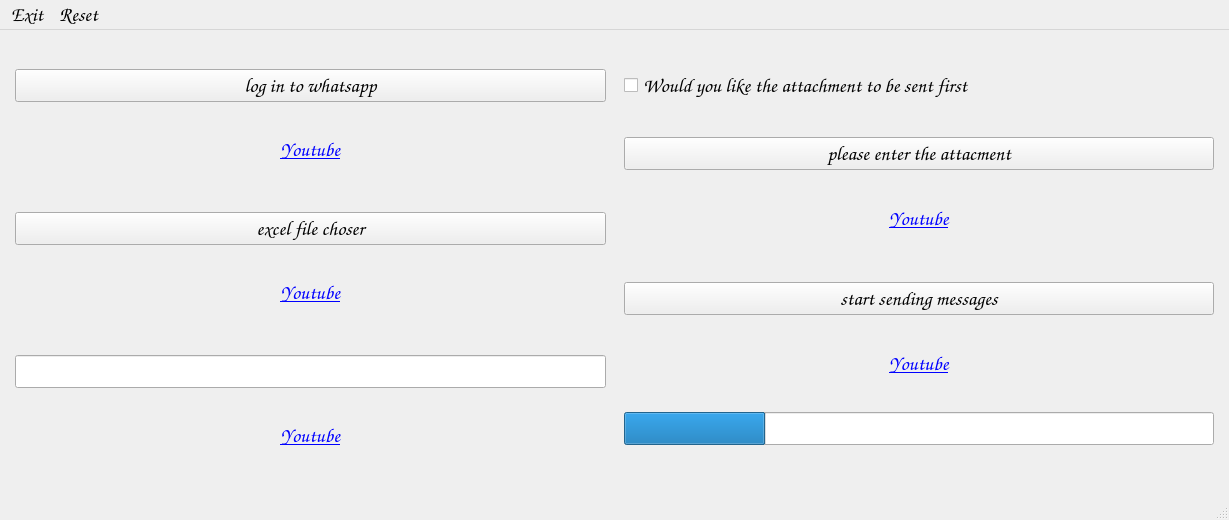
First picture: the form in Message-Blaster GUI/main.ui, repository Tarun-Uppal/Message-Blaster, before the edit.
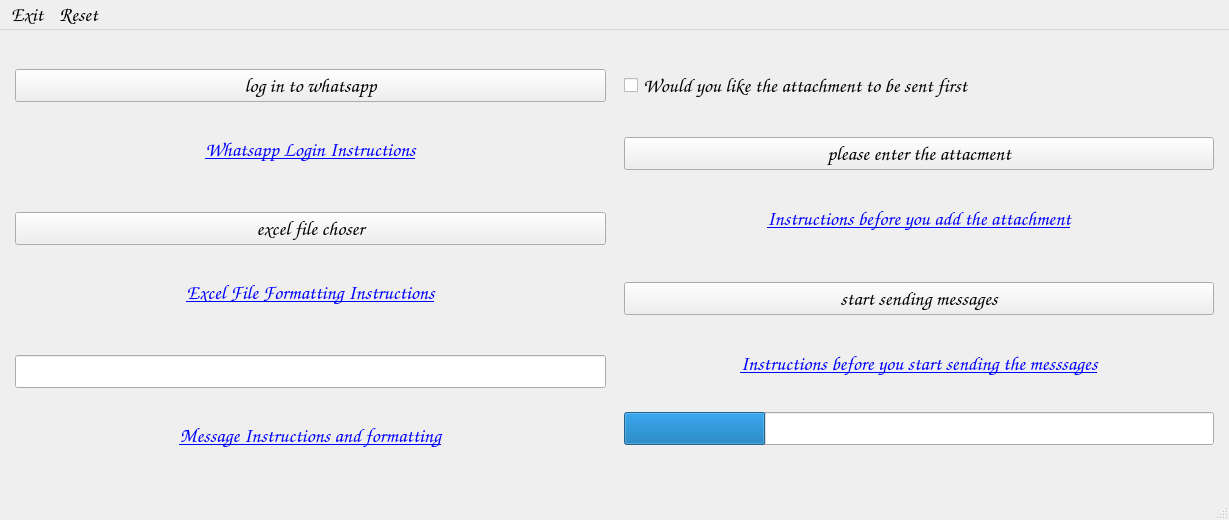
Second picture: the form after the edit.

```diff
--- a/Message-Blaster GUI/main.ui
+++ b/Message-Blaster GUI/main.ui
@@ -128,7 +128,7 @@
          <string notr="true">background-color:&quot;#85c78f&quot;</string>
         </property>
         <property name="text">
-         <string>&lt;html&gt;&lt;head/&gt;&lt;body&gt;&lt;p&gt;&lt;a href=&quot;https://www.youtube.com/&quot;&gt;&lt;span style=&quot; text-decoration: underline; color:#0000ff;&quot;&gt;Youtube&lt;/span&gt;&lt;/a&gt;&lt;/p&gt;&lt;/body&gt;&lt;/html&gt;</string>
+         <string>&lt;html&gt;&lt;head/&gt;&lt;body&gt;&lt;p&gt;&lt;a href=&quot;https://www.pcenthusiast.tech/post/how-to-use-our-whatsapp-message-blaster#viewer-3epfk&quot;&gt;&lt;span style=&quot; text-decoration: underline; color:#0000ff;&quot;&gt;Whatsapp Login Instructions&lt;/span&gt;&lt;/a&gt;&lt;/p&gt;&lt;/body&gt;&lt;/html&gt;</string>
         </property>
         <property name="scaledContents">
          <bool>false</bool>
@@ -237,7 +237,7 @@
          <string notr="true">background-color:&quot;#85c78f&quot;</string>
         </property>
         <property name="text">
-         <string>&lt;html&gt;&lt;head/&gt;&lt;body&gt;&lt;p&gt;&lt;a href=&quot;https://www.youtube.com/&quot;&gt;&lt;span style=&quot; text-decoration: underline; color:#0000ff;&quot;&gt;Youtube&lt;/span&gt;&lt;/a&gt;&lt;/p&gt;&lt;/body&gt;&lt;/html&gt;</string>
+         <string>&lt;html&gt;&lt;head/&gt;&lt;body&gt;&lt;p&gt;&lt;a href=&quot;https://www.pcenthusiast.tech/post/how-to-use-our-whatsapp-message-blaster#viewer-fco0p&quot;&gt;&lt;span style=&quot; text-decoration: underline; color:#0000ff;&quot;&gt;Excel File Formatting Instructions&lt;/span&gt;&lt;/a&gt;&lt;/p&gt;&lt;/body&gt;&lt;/html&gt;</string>
         </property>
         <property name="scaledContents">
          <bool>false</bool>
@@ -328,7 +328,7 @@
          <string notr="true">background-color:&quot;#85c78f&quot;</string>
         </property>
         <property name="text">
-         <string>&lt;html&gt;&lt;head/&gt;&lt;body&gt;&lt;p&gt;&lt;a href=&quot;https://www.youtube.com/&quot;&gt;&lt;span style=&quot; text-decoration: underline; color:#0000ff;&quot;&gt;Youtube&lt;/span&gt;&lt;/a&gt;&lt;/p&gt;&lt;/body&gt;&lt;/html&gt;</string>
+         <string>&lt;html&gt;&lt;head/&gt;&lt;body&gt;&lt;p&gt;&lt;a href=&quot;https://www.pcenthusiast.tech/post/how-to-use-our-whatsapp-message-blaster#viewer-8t5tp&quot;&gt;&lt;span style=&quot; text-decoration: underline; color:#0000ff;&quot;&gt;Message Instructions and formatting&lt;/span&gt;&lt;/a&gt;&lt;/p&gt;&lt;/body&gt;&lt;/html&gt;</string>
         </property>
         <property name="scaledContents">
          <bool>false</bool>
@@ -469,7 +469,7 @@
          <string notr="true">background-color:&quot;#85c78f&quot;</string>
         </property>
         <property name="text">
-         <string>&lt;html&gt;&lt;head/&gt;&lt;body&gt;&lt;p&gt;&lt;a href=&quot;https://www.youtube.com/&quot;&gt;&lt;span style=&quot; text-decoration: underline; color:#0000ff;&quot;&gt;Youtube&lt;/span&gt;&lt;/a&gt;&lt;/p&gt;&lt;/body&gt;&lt;/html&gt;</string>
+         <string>&lt;html&gt;&lt;head/&gt;&lt;body&gt;&lt;p&gt;&lt;a href=&quot;https://www.pcenthusiast.tech/post/how-to-use-our-whatsapp-message-blaster#viewer-6fk2k&quot;&gt;&lt;span style=&quot; text-decoration: underline; color:#0000ff;&quot;&gt;Instructions before you add the attachment&lt;/span&gt;&lt;/a&gt;&lt;/p&gt;&lt;/body&gt;&lt;/html&gt;</string>
         </property>
         <property name="scaledContents">
          <bool>false</bool>
@@ -575,7 +575,7 @@
          <string notr="true">background-color:&quot;#85c78f&quot;</string>
         </property>
         <property name="text">
-         <string>&lt;html&gt;&lt;head/&gt;&lt;body&gt;&lt;p&gt;&lt;a href=&quot;https://www.youtube.com/&quot;&gt;&lt;span style=&quot; text-decoration: underline; color:#0000ff;&quot;&gt;Youtube&lt;/span&gt;&lt;/a&gt;&lt;/p&gt;&lt;/body&gt;&lt;/html&gt;</string>
+         <string>&lt;html&gt;&lt;head/&gt;&lt;body&gt;&lt;p&gt;&lt;a href=&quot;https://www.pcenthusiast.tech/post/how-to-use-our-whatsapp-message-blaster#viewer-8bknl&quot;&gt;&lt;span style=&quot; text-decoration: underline; color:#0000ff;&quot;&gt;Instructions before you start sending the messsages&lt;/span&gt;&lt;/a&gt;&lt;/p&gt;&lt;/body&gt;&lt;/html&gt;</string>
         </property>
         <property name="scaledContents">
          <bool>false</bool>
```
